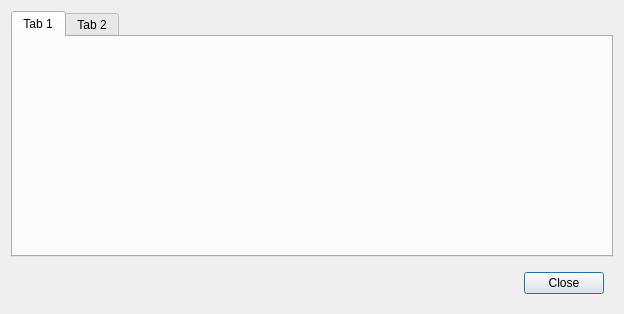
This is src/ui/about.ui in DenisMedved/vkaudiosync as Qt 5 draws it before an edit. The edited form follows.
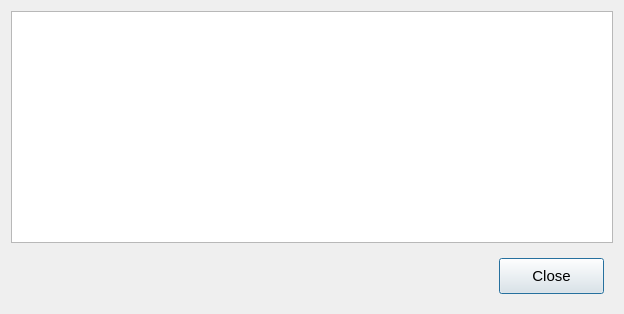
This is the edited form. Icons and pictures are not drawn.

The edit to the form file:
```diff
--- a/src/ui/about.ui
+++ b/src/ui/about.ui
@@ -15,18 +15,7 @@
   </property>
   <layout class="QVBoxLayout" name="verticalLayout">
    <item>
-    <widget class="QTabWidget" name="tabWidget">
-     <widget class="QWidget" name="tab">
-      <attribute name="title">
-       <string>Tab 1</string>
-      </attribute>
-     </widget>
-     <widget class="QWidget" name="tab_2">
-      <attribute name="title">
-       <string>Tab 2</string>
-      </attribute>
-     </widget>
-    </widget>
+    <widget class="QTextBrowser" name="textBrowser"/>
    </item>
    <item>
     <widget class="QWidget" name="widget" native="true">
@@ -48,8 +37,8 @@
        <widget class="QPushButton" name="close">
         <property name="minimumSize">
          <size>
-          <width>56</width>
-          <height>14</height>
+          <width>105</width>
+          <height>36</height>
          </size>
         </property>
         <property name="baseSize">
@@ -58,6 +47,11 @@
           <height>1</height>
          </size>
         </property>
+        <property name="font">
+         <font>
+          <pointsize>11</pointsize>
+         </font>
+        </property>
         <property name="text">
          <string>Close</string>
         </property>
```
Left out of the diff: 10 changed lines with no effect on the pictures.
